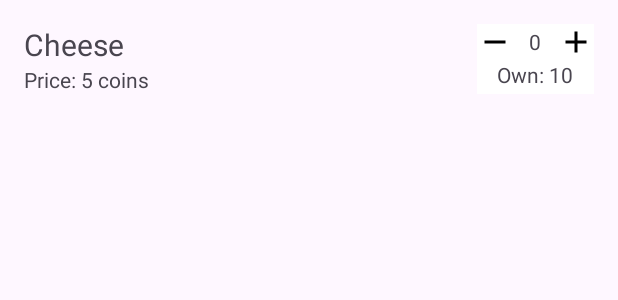
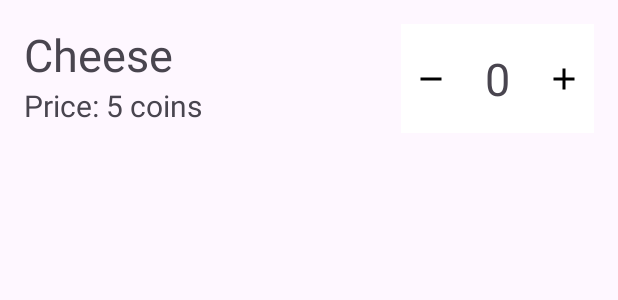
Before and after one commit to Kroxitrock/HCI-23-24-language-farm, an Android app: the layout list_item_buy.xml on its own in the app's theme, with its tools: preview values and no code run, on a phone screen of 412 x 824 dp. Shown: the top 300 px of the screen. Run offline under Robolectric (Android 15) with nearby library versions, the phone set to English and light mode, and no system bars.

Commit message:
Add list with products

```diff
--- a/app/src/main/res/layout/list_item_buy.xml
+++ b/app/src/main/res/layout/list_item_buy.xml
@@ -15,13 +15,14 @@
             android:id="@+id/product"
             android:layout_width="match_parent"
             android:layout_height="wrap_content"
-            android:textSize="20sp"
+            android:textSize="30sp"
             android:text="Cheese" />
 
         <TextView
             android:id="@+id/price"
             android:layout_width="match_parent"
             android:layout_height="wrap_content"
+            android:textSize="20sp"
             android:text="Price: 5 coins" />
 
     </LinearLayout>
@@ -38,34 +39,37 @@
             android:orientation="horizontal">
 
             <ImageButton
-                android:id="@+id/imageButton4"
-                android:layout_width="wrap_content"
-                android:layout_height="wrap_content"
-                android:layout_weight="1"
+                android:id="@+id/remove"
+                android:layout_width="40dp"
+                android:layout_height="match_parent"
+                android:layout_weight="0"
                 android:background="@null"
                 app:srcCompat="@drawable/baseline_remove_24" />
 
             <TextView
                 android:id="@+id/number"
-                android:layout_width="30dp"
-                android:layout_height="match_parent"
+                android:layout_width="wrap_content"
+                android:layout_height="wrap_content"
                 android:text="0"
-                android:gravity="center" />
+                android:textSize="30sp"
+                android:gravity="center"
+                android:padding="8dp"
+                android:layout_margin="8dp" />
 
             <ImageButton
-                android:id="@+id/imageButton3"
-                android:layout_width="match_parent"
-                android:layout_height="wrap_content"
+                android:id="@+id/add"
+                android:layout_width="40dp"
+                android:layout_height="match_parent"
                 android:background="@null"
                 app:srcCompat="@drawable/baseline_add_24" />
         </LinearLayout>
 
-        <TextView
-            android:id="@+id/own"
-            android:layout_width="match_parent"
-            android:layout_height="wrap_content"
-            android:text="Own: 10"
-            android:gravity="center" />
+<!--        <TextView-->
+<!--            android:id="@+id/own"-->
+<!--            android:layout_width="match_parent"-->
+<!--            android:layout_height="wrap_content"-->
+<!--            android:text="Own: 10"-->
+<!--            android:gravity="center" />-->
 
 
     </LinearLayout>
```
Also changed, not shown: app/src/main/java/es/upm/farm/language/BuyActivity.java (+31 -0 lines), app/src/main/java/es/upm/farm/language/adapters/ProductsForBuyAdapter.java (added, +57 -0 lines), app/src/main/java/es/upm/farm/language/models/ProductsForBuy.java (added, +19 -0 lines), app/src/main/res/layout/activity_buy.xml (+16 -5 lines), app/src/main/res/layout/header.xml (+4 -4 lines).
